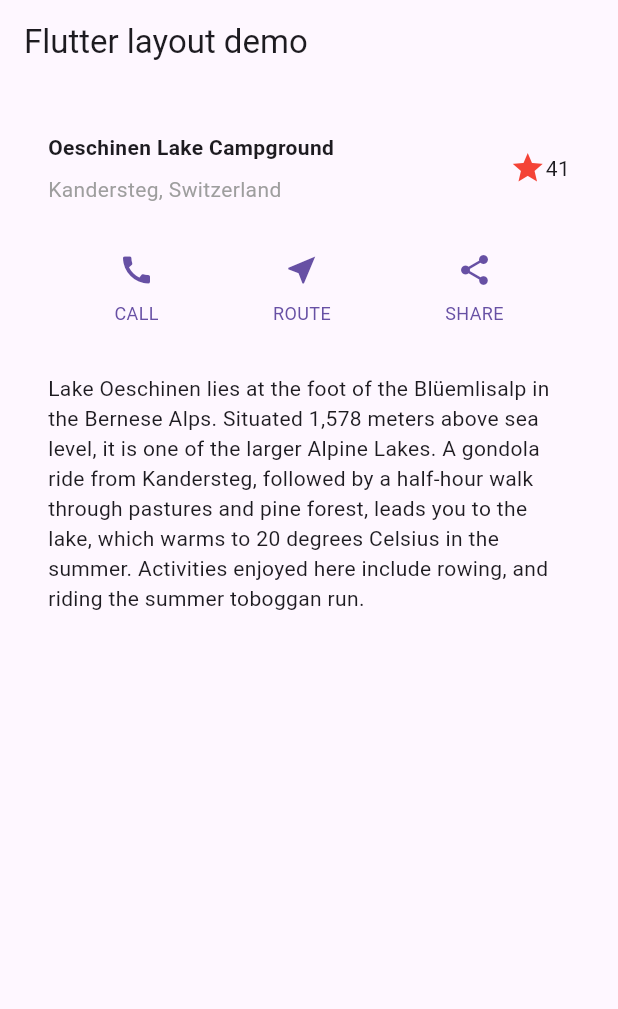
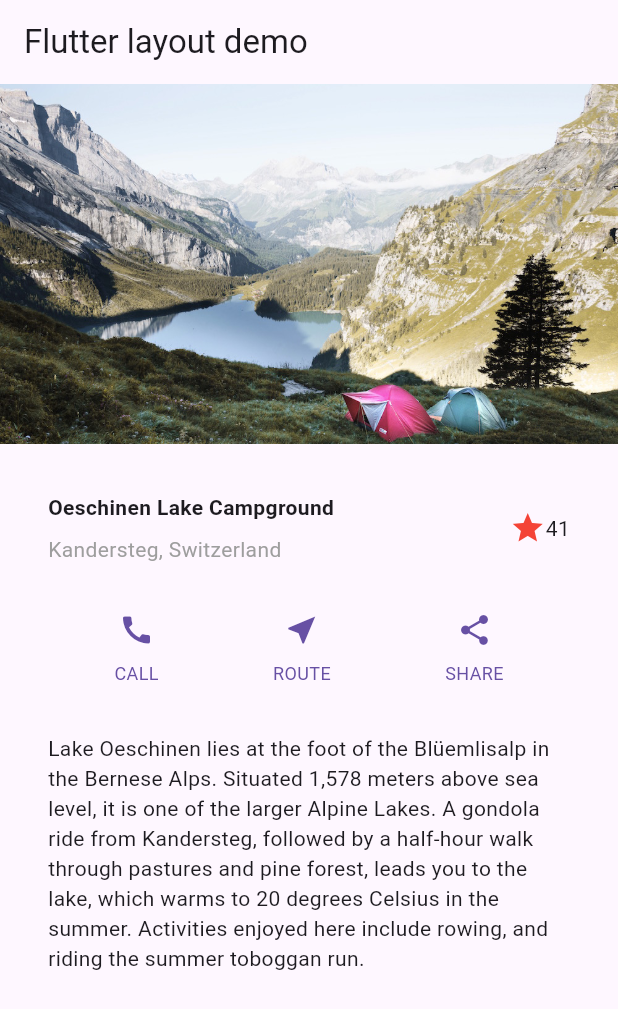
Before and after one commit to sufyan20033/Layout_tutorial, a Flutter app: the screen it shows after launch, on a phone screen of 412 x 824 dp. Shown: the top 1009 px of the screen. Run offline on Flutter 3.47's test engine with Material 3 defaults, Android fonts, the phone set to English and light mode, and no system bars.

Commit message:
Image Section
Adding image section to the main page

```diff
--- a/layout_tutorial/lib/main.dart
+++ b/layout_tutorial/lib/main.dart
@@ -14,7 +14,11 @@ class MyApp extends StatelessWidget {
       home: Scaffold(
           appBar: AppBar(title: const Text(appTitle)),
           body: const SingleChildScrollView(
-              child: Column(children: [
+              child: Column(
+                children: [
+                  ImageSection(
+                    image: 'images/lake.jpg',
+                  ),
                   TitleSection(
                     name: 'Oeschinen Lake Campground',
                     location: 'Kandersteg, Switzerland',
@@ -90,10 +94,7 @@ class ButtonSection extends StatelessWidget {
       ),
     );
   }
-
 }
-
-
 
 class ButtonWithText extends StatelessWidget {
   const ButtonWithText({
```
Lines whose indentation alone changed are shown as unchanged.
